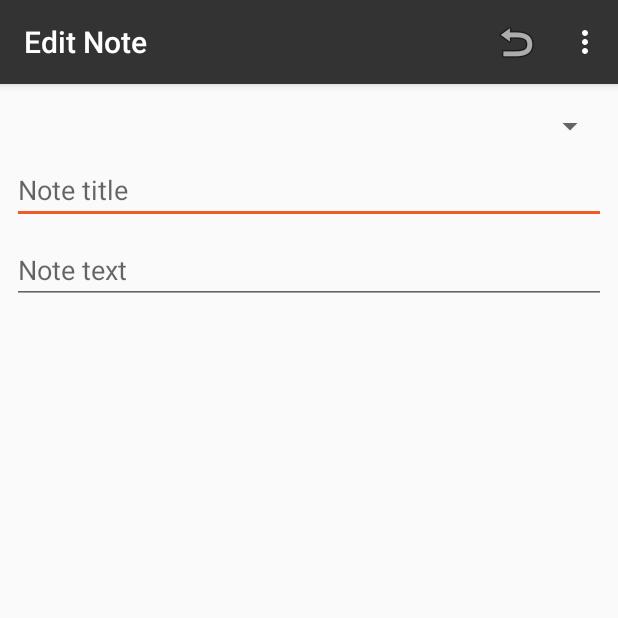
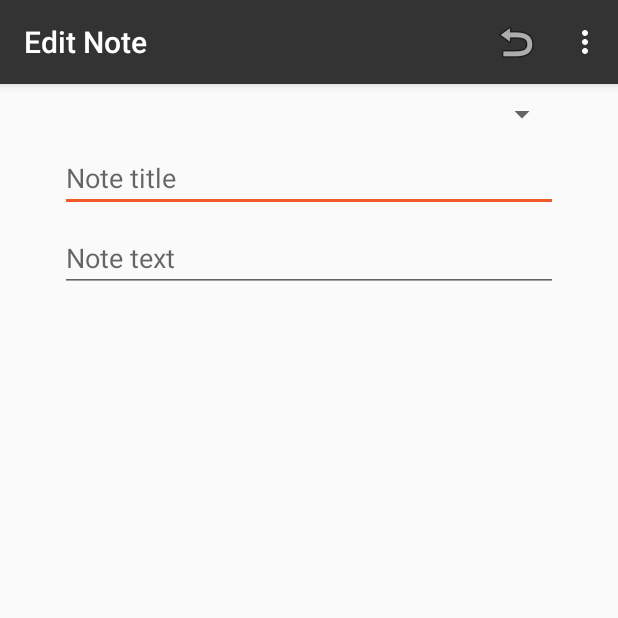
Before and after one commit to maleriepace/AAD-NoteKeeper, an Android app: the screen it shows after launch (NoteActivity), after a tap on an icon or button, on a phone screen of 412 x 824 dp, the top half of it. Run offline under Robolectric (Android 15) with nearby library versions, the phone set to English and light mode, and no system bars; our stand-ins replace Room's generated code, navigation-ui; 1 statement that could not run was skipped.

```diff
--- a/app/src/main/java/com/example/notekeeper/MainActivity.kt
+++ b/app/src/main/java/com/example/notekeeper/MainActivity.kt
@@ -2,6 +2,7 @@ package com.example.notekeeper
 
 import android.content.Intent
 import android.os.Bundle
+import android.os.StrictMode
 import android.preference.PreferenceManager
 import android.view.Menu
 import android.view.MenuItem
@@ -46,13 +47,17 @@ class MainActivity : AppCompatActivity() {
         val toolbar: Toolbar = findViewById(R.id.toolbar)
         setSupportActionBar(toolbar)
 
+        enableStrictMode()
+
         val fab: FloatingActionButton = findViewById(R.id.fab)
         fab.setOnClickListener { view ->
             startActivity(Intent(this@MainActivity, NoteActivity::class.java))
 
         }
 
+        Thread {
             PreferenceManager.setDefaultValues(this, R.xml.general_preferences, false)
+        }
 
         val drawerLayout: DrawerLayout = findViewById(R.id.drawer_layout)
         val navView: NavigationView = findViewById(R.id.nav_view)
@@ -91,6 +96,17 @@ class MainActivity : AppCompatActivity() {
         initializeDisplayContent()
 
         Notifications().createNotificationChannel(this, NotificationManagerCompat.IMPORTANCE_DEFAULT, false, getString(R.string.app_name), "App notification channel")
+    }
+
+    private fun enableStrictMode() {
+        if (BuildConfig.DEBUG) {
+            var policy = StrictMode.ThreadPolicy.Builder()
+                .detectAll()
+                .penaltyLog()
+                .build()
+
+            StrictMode.setThreadPolicy(policy)
+        }
     }
 
     private fun handleShare() {
@@ -159,12 +175,14 @@ class MainActivity : AppCompatActivity() {
         var textUserName = headerView.findViewById<TextView>(R.id.text_user_name)
         var textEmailAddress = headerView.findViewById<TextView>(R.id.text_email_address)
 
+        Thread {
             var pref = PreferenceManager.getDefaultSharedPreferences(this)
             var userName = pref.getString("user_display_name", "")
             var emailAddress = pref.getString("user_email_address", "")
 
             textUserName.text = userName
             textEmailAddress.text = emailAddress
+        }
     }
 
     override fun onCreateOptionsMenu(menu: Menu): Boolean {
--- a/app/src/main/java/com/example/notekeeper/NoteActivity.kt
+++ b/app/src/main/java/com/example/notekeeper/NoteActivity.kt
@@ -1,20 +1,31 @@
 package com.example.notekeeper
 
+import android.content.ContentValues
 import android.content.Intent
 import android.net.Uri
+import android.os.AsyncTask
 import android.os.Bundle
-import androidx.appcompat.app.AppCompatActivity
+import android.util.Log
 import android.view.Menu
 import android.view.MenuItem
+import android.view.View
 import android.widget.ArrayAdapter
+import android.widget.ProgressBar
 import androidx.activity.viewModels
+import androidx.appcompat.app.AppCompatActivity
 import androidx.lifecycle.Observer
+import androidx.lifecycle.whenStarted
 import com.example.notekeeper.database.CourseInfo
 import com.example.notekeeper.database.NoteInfo
 import com.example.notekeeper.notes.NoteActivityViewModel
-
 import kotlinx.android.synthetic.main.activity_note.*
 import kotlinx.android.synthetic.main.content_note.*
+import kotlinx.coroutines.*
+import kotlinx.coroutines.channels.Channel
+import kotlinx.coroutines.channels.sendBlocking
+import kotlinx.coroutines.flow.Flow
+import kotlinx.coroutines.flow.FlowCollector
+import kotlinx.coroutines.flow.flow
 
 class NoteActivity : AppCompatActivity() {
     private val viewModel: NoteActivityViewModel by viewModels()
@@ -110,7 +121,7 @@ class NoteActivity : AppCompatActivity() {
                 storePreviousNoteValues()
             }
         }else{
-            saveNote()
+            runBlocking { saveNote() }
         }
     }
 
@@ -128,14 +139,18 @@ class NoteActivity : AppCompatActivity() {
 //        note?.text = viewModel.originalNoteText
     }
 
-    private fun saveNote() {
+    private suspend fun saveNote() = withContext(Dispatchers.IO) {
+
+        Log.d("TAG", "thread: ${Thread.currentThread().id}")
+
+
         var course = spinner_courses.selectedItem as CourseInfo
-        if(note != null) {
+        if (note != null) {
             note?.courseId = course?.courseId
             note?.noteTitle = text_note_title.text.toString()
             note?.noteText = text_note_text.text.toString()
             viewModel.update(note!!)
-        }else {
+        } else {
             viewModel.insert(
                 NoteInfo(
                     course?.courseId,
@@ -144,6 +159,7 @@ class NoteActivity : AppCompatActivity() {
                 )
             )
         }
+
     }
 
     override fun onCreateOptionsMenu(menu: Menu): Boolean {
@@ -198,7 +214,8 @@ class NoteActivity : AppCompatActivity() {
     }
 
     private fun moveNext() {
-        saveNote()
+        runBlocking { saveNote() }
+        Log.d("TAG", "done")
 
         var index = viewModel.allNotes.value?.indexOf(note)
         if (index != null) {
--- a/app/src/main/res/layout/content_note.xml
+++ b/app/src/main/res/layout/content_note.xml
@@ -8,6 +8,25 @@
     tools:context=".NoteActivity"
     tools:showIn="@layout/activity_note">
 
+    <ProgressBar
+        android:id="@+id/progress_bar"
+        style="@style/Widget.AppCompat.ProgressBar.Horizontal"
+        android:layout_width="0dp"
+        android:layout_height="wrap_content"
+        android:layout_marginStart="32dp"
+        android:layout_marginTop="8dp"
+        android:layout_marginEnd="32dp"
+        android:layout_marginBottom="8dp"
+        android:max="3"
+        android:progressDrawable="@android:drawable/progress_horizontal"
+        android:progressTint="@color/pluralsight_orange"
+        android:visibility="invisible"
+        app:layout_constraintBottom_toTopOf="parent"
+        app:layout_constraintEnd_toEndOf="parent"
+        app:layout_constraintHorizontal_bias="0.6"
+        app:layout_constraintStart_toStartOf="parent"
+        app:layout_constraintTop_toTopOf="parent" />
+
     <Spinner
         android:id="@+id/spinner_courses"
         android:layout_width="0dp"
@@ -15,9 +34,9 @@
         android:layout_marginStart="8dp"
         android:layout_marginTop="16dp"
         android:layout_marginEnd="8dp"
-        app:layout_constraintEnd_toEndOf="parent"
-        app:layout_constraintStart_toStartOf="parent"
-        app:layout_constraintTop_toTopOf="parent" />
+        app:layout_constraintEnd_toEndOf="@id/progress_bar"
+        app:layout_constraintStart_toStartOf="@id/progress_bar"
+        app:layout_constraintTop_toTopOf="@id/progress_bar" />
 
     <EditText
         android:id="@+id/text_note_title"
```
Also changed, not shown: 2 other files. Lines whose indentation alone changed are shown as unchanged.
